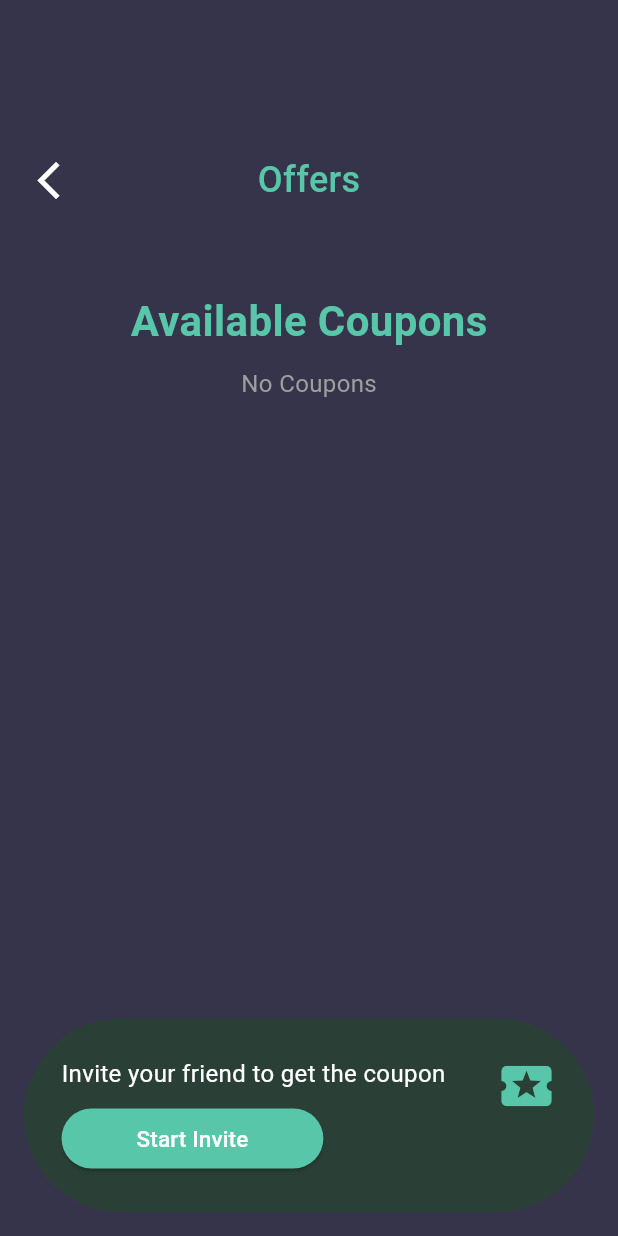
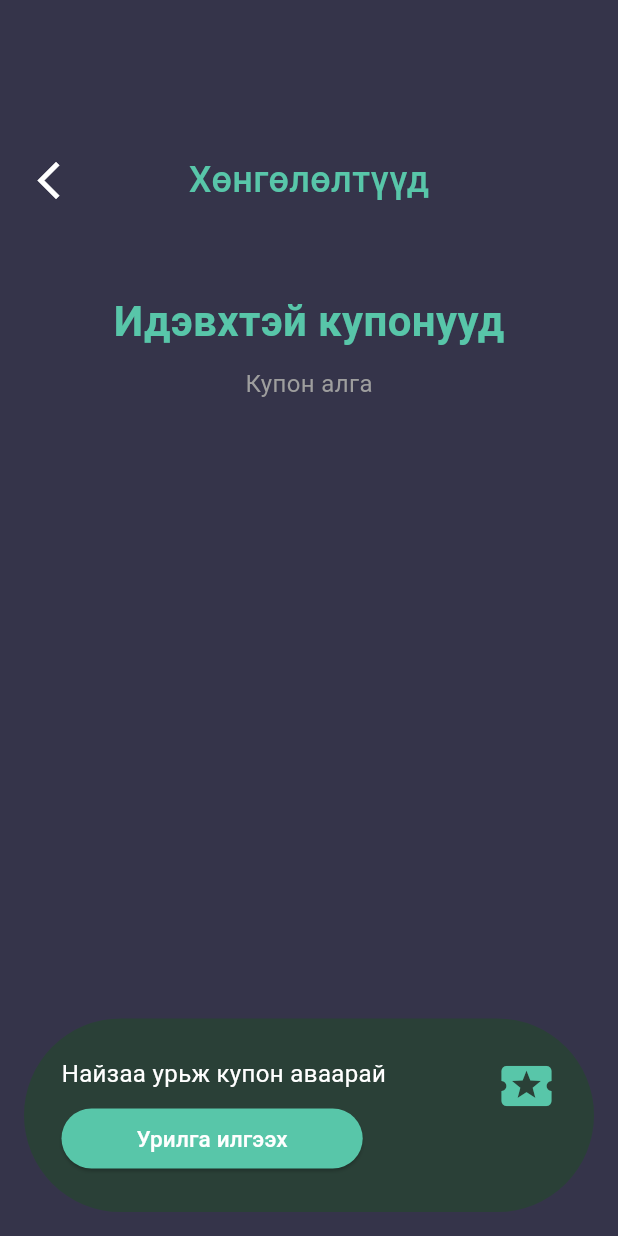
Before and after one commit to DarkMooN-SYS/smartparknew, a Flutter app: the OfferPage screen opened directly, on a phone screen of 412 x 824 dp. Run offline on Flutter 3.47's test engine with Material 3 defaults, Android fonts, the phone set to English and light mode, and no system bars; our stand-ins replace cloud_firestore, firebase_auth, firebase_core, firebase_messaging, firebase_storage, flutter_dotenv and 13 more; missing offline and left inert: flutter_google_places_hoc081098; accounts and stored records are empty; project files that could hold a hidden picture were left out.

```diff
--- a/lib/components/payment/offers.dart
+++ b/lib/components/payment/offers.dart
@@ -74,7 +74,7 @@ class _OfferPageState extends State<OfferPage> {
                             color: Colors.white, size: 30),
                       ),
                       const Text(
-                        'Offers',
+                        'Хөнгөлөлтүүд',
                         style: TextStyle(
                           fontSize: 24,
                           fontWeight: FontWeight.w500,
@@ -89,7 +89,7 @@ class _OfferPageState extends State<OfferPage> {
                     padding: EdgeInsets.symmetric(horizontal: 10),
                     child: Center(
                       child: Text(
-                        'Available Coupons',
+                        'Идэвхтэй купонууд',
                         style: TextStyle(
                           fontSize: 28,
                           fontWeight: FontWeight.bold,
@@ -102,7 +102,7 @@ class _OfferPageState extends State<OfferPage> {
                   if (coupons.isEmpty)
                     const Center(
                       child: Text(
-                        'No Coupons',
+                        'Купон алга',
                         style: TextStyle(color: Colors.grey, fontSize: 16),
                       ),
                     ),
@@ -147,7 +147,7 @@ class _OfferPageState extends State<OfferPage> {
                                         CrossAxisAlignment.start,
                                     children: [
                                       Text(
-                                        'ZAR R${coupon['amountOff'].toString()} OFF',
+                                        'ZAR ₮${coupon['amountOff'].toString()} хөнгөлөлт',
                                         style: const TextStyle(
                                           color: Colors.white,
                                           fontSize: 20,
@@ -155,7 +155,7 @@ class _OfferPageState extends State<OfferPage> {
                                       ),
                                       const SizedBox(height: 3),
                                       Text(
-                                        coupon['description'],
+                                        'Дараагийн захиалгад ₮${coupon['amountOff'].toString()} хөнгөлөлт авах',
                                         style: const TextStyle(
                                           color: Colors.white,
                                           fontWeight: FontWeight.w300,
@@ -184,7 +184,7 @@ class _OfferPageState extends State<OfferPage> {
                                                                     .white), // Change title text color
                                                           ),
                                                           content: Text(
-                                                            'This coupon will apply R${coupon['amountOff'].toString()} OFF to your next booking.',
+                                                            'Энэ купон дараагийн захиалгад ₮${coupon['amountOff'].toString()} хөнгөлөлт үзүүлнэ.',
                                                             style: const TextStyle(
                                                                 color: Colors
                                                                     .white), // Change content text color
@@ -235,7 +235,7 @@ class _OfferPageState extends State<OfferPage> {
                                                                       ),
                                                                       content:
                                                                           const Text(
-                                                                        'Coupon Applied Successfully.',
+                                                                        'Купон амжилттай идэвхжлээ.',
                                                                         style: TextStyle(
                                                                             color:
                                                                                 Colors.white), // Change content text color
@@ -306,8 +306,8 @@ class _OfferPageState extends State<OfferPage> {
                                             ),
                                             child: Text(
                                               isApplied
-                                                  ? 'Coupon Applied!'
-                                                  : 'Apply',
+                                                  ? 'Купон идэвхжсэн!'
+                                                  : 'Идэвхжүүлэх',
                                               style: TextStyle(
                                                 fontSize: 15,
                                                 color: isApplied
@@ -336,7 +336,7 @@ class _OfferPageState extends State<OfferPage> {
                                                                 .white), // Change title text color
                                                       ),
                                                       content: Text(
-                                                        'Cancelling this coupon will no longer apply R${coupon['amountOff']} OFF to your next booking.',
+                                                        'Энэ купоныг цуцалбал дараагийн захиалгад ₮${coupon['amountOff']} хөнгөлөлт үйлчлэхгүй.',
                                                         style: const TextStyle(
                                                             color: Colors
                                                                 .white), // Change content text color
@@ -386,7 +386,7 @@ class _OfferPageState extends State<OfferPage> {
                                                                   ),
                                                                   content:
                                                                       const Text(
-                                                                    'Coupon Cancelled Successfully.',
+                                                                    'Купон амжилттай цуцлагдлаа.',
                                                                     style: TextStyle(
                                                                         color: Colors
                                                                             .white), // Change content text color
@@ -451,7 +451,7 @@ class _OfferPageState extends State<OfferPage> {
                                                     const Color(0xFF35344A),
                                               ),
                                               child: const Text(
-                                                'Cancel',
+                                                'Цуцлах',
                                                 style: TextStyle(
                                                   fontSize: 15,
                                                   color: Colors.white,
@@ -486,7 +486,7 @@ class _OfferPageState extends State<OfferPage> {
                             crossAxisAlignment: CrossAxisAlignment.start,
                             children: [
                               const Text(
-                                'Invite your friend to get the coupon',
+                                'Найзаа урьж купон аваарай',
                                 style: TextStyle(
                                     color: Colors.white, fontSize: 16),
                               ),
@@ -506,7 +506,7 @@ class _OfferPageState extends State<OfferPage> {
                                   backgroundColor: const Color(0xFF58C6A9),
                                 ),
                                 child: const Text(
-                                  'Start Invite',
+                                  'Урилга илгээх',
                                   style: TextStyle(
                                     fontSize: 15,
                                     color: Colors.white,
```
Also changed, not shown: lib/components/notifications/notificationspage.dart (+8 -7 lines).
